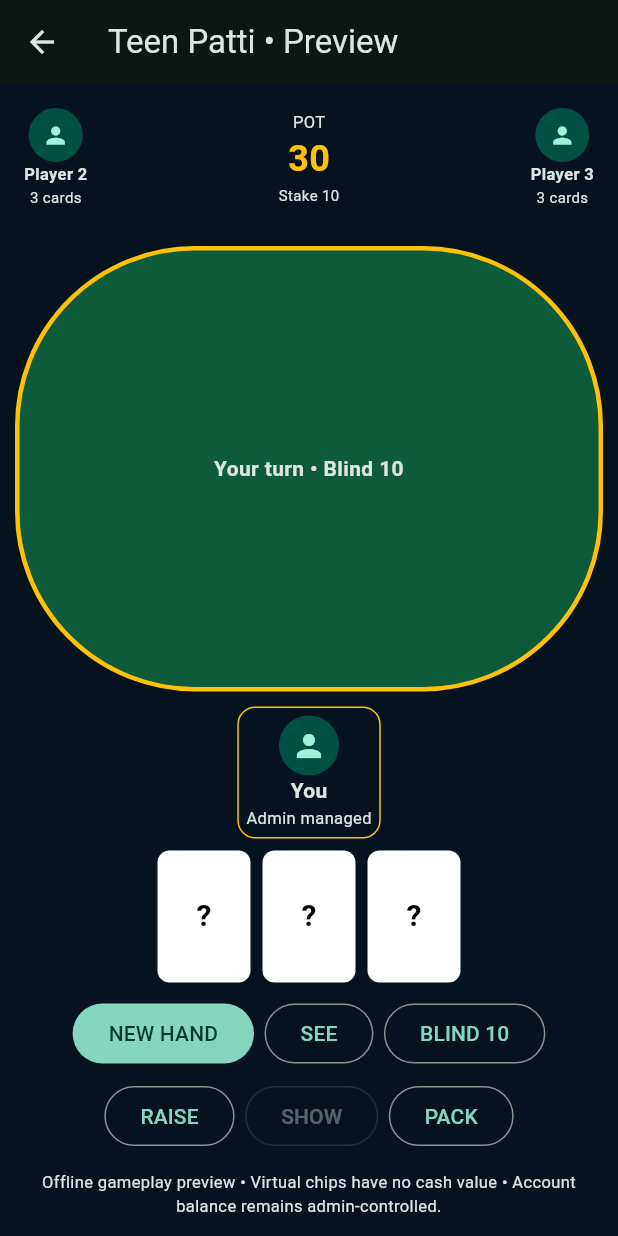
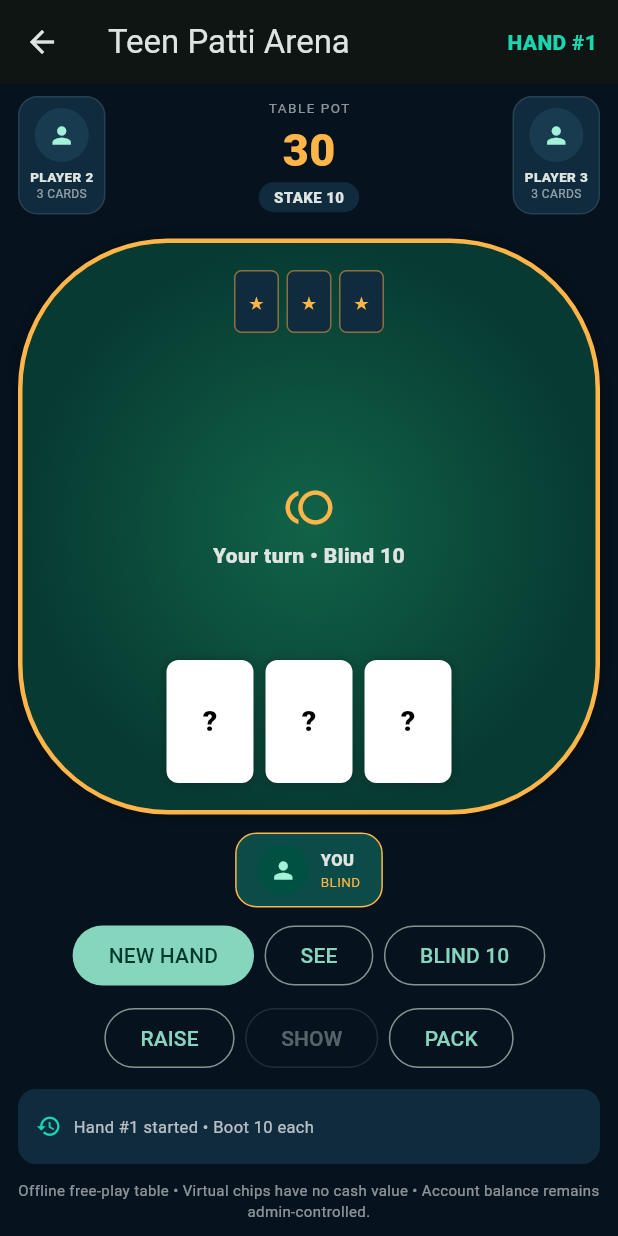
Before and after one commit to bixamtarala/PlayArena, a Flutter app: the TeenPattiScreen screen opened directly, after a tap on "DEAL", on a phone screen of 412 x 824 dp. Run offline on Flutter 3.47's test engine with Material 3 defaults, Android fonts, the phone set to English and light mode, and no system bars; our stand-ins replace supabase_flutter; accounts and stored records are empty.

Commit message:
Upgrade Teen Patti table UI and gameplay presentation

```diff
--- a/mobile/lib/teen_patti_screen.dart
+++ b/mobile/lib/teen_patti_screen.dart
@@ -2,93 +2,29 @@ import 'dart:math';
 import 'package:flutter/material.dart';
 import 'services/teen_patti_engine.dart';
 
-class TeenPattiScreen extends StatefulWidget {
-  const TeenPattiScreen({super.key});
-  @override State<TeenPattiScreen> createState() => _TeenPattiScreenState();
+const _bg=Color(0xFF06131F),_surface=Color(0xFF102B3D),_teal=Color(0xFF18D6B0),_amber=Color(0xFFFFB547);
+class TeenPattiScreen extends StatefulWidget{const TeenPattiScreen({super.key});@override State<TeenPattiScreen> createState()=>_TeenPattiScreenState();}
+class _TeenPattiScreenState extends State<TeenPattiScreen>{
+ final _random=Random();final List<String> _deck=[for(final s in ['♠','♥','♦','♣'])for(final r in ['A','K','Q','J','10','9','8','7','6','5','4','3','2'])'$r$s'];
+ List<String> cards=[],bot2=[],bot3=[];int pot=30,turnStake=10,turn=0,moves=0,handNo=0;bool seen=false,folded=false,finished=false,revealBots=false,bot2Folded=false,bot3Folded=false,botBusy=false;String status='Table ready • Boot 10 chips';final List<String> actionLog=[];
+ void deal(){final copy=[..._deck]..shuffle(_random);setState((){handNo++;cards=copy.sublist(0,3);bot2=copy.sublist(3,6);bot3=copy.sublist(6,9);pot=30;turnStake=10;turn=0;moves=0;seen=false;folded=false;finished=false;revealBots=false;bot2Folded=false;bot3Folded=false;botBusy=false;status='Your turn • Blind 10';actionLog..clear()..add('Hand #$handNo started • Boot 10 each');});}
+ void seeCards()=>setState((){seen=true;status='Your hand • ${TeenPattiEngine.evaluate(cards).label}';actionLog.add('You saw your cards');});
+ void playerBet({bool raiseBet=false}){if(!_canAct)return;setState((){if(raiseBet)turnStake=min(turnStake*2,320);pot+=turnStake;moves++;final a=raiseBet?'RAISE $turnStake':seen?'CHAAL $turnStake':'BLIND $turnStake';status='You played $a';actionLog.add('You • $a');turn=1;botBusy=true;});_runBots();}
+ Future<void> _runBots()async{for(final bot in[1,2]){if(finished)return;if((bot==1&&bot2Folded)||(bot==2&&bot3Folded))continue;await Future<void>.delayed(const Duration(milliseconds:600));if(!mounted)return;final hand=bot==1?bot2:bot3;final strength=TeenPattiEngine.evaluate(hand).rank.index;final shouldFold=moves>3&&strength<=1&&_random.nextInt(100)<35;setState((){turn=bot;if(shouldFold){if(bot==1)bot2Folded=true;else bot3Folded=true;status='Player ${bot+1} packed';actionLog.add('Player ${bot+1} • PACK');}else{pot+=turnStake;moves++;status='Player ${bot+1} played $turnStake';actionLog.add('Player ${bot+1} • CHAAL $turnStake');}});if(_activePlayers<=1){_finishLastPlayer();return;}}if(!mounted||finished)return;setState((){turn=0;botBusy=false;status='Your turn • Stake $turnStake';});if(moves>=9)showdown();}
+ int get _activePlayers=>(folded?0:1)+(bot2Folded?0:1)+(bot3Folded?0:1);bool get _canAct=>cards.isNotEmpty&&!folded&&!finished&&!botBusy&&turn==0;
+ void fold(){if(!_canAct)return;setState((){folded=true;moves++;status='You packed';actionLog.add('You • PACK');});if(_activePlayers<=1)_finishLastPlayer();else{setState(()=>botBusy=true);_runBots();}}
+ void _finishLastPlayer(){setState((){finished=true;revealBots=true;botBusy=false;if(!folded)status='YOU WIN • opponents packed';else if(!bot2Folded)status='PLAYER 2 WINS';else status='PLAYER 3 WINS';actionLog.add(status);});}
+ void showdown(){if(cards.isEmpty||finished)return;final active=<({int id,List<String> hand})>[];if(!folded)active.add((id:0,hand:cards));if(!bot2Folded)active.add((id:1,hand:bot2));if(!bot3Folded)active.add((id:2,hand:bot3));var best=active.first;for(final p in active.skip(1)){if(TeenPattiEngine.compare(p.hand,best.hand)>0)best=p;}setState((){finished=true;revealBots=true;seen=true;botBusy=false;status=best.id==0?'YOU WIN • ${TeenPattiEngine.evaluate(cards).label}':'PLAYER ${best.id+1} WINS • ${TeenPattiEngine.evaluate(best.hand).label}';actionLog.add('SHOW • $status');});}
+ @override Widget build(BuildContext context)=>Scaffold(backgroundColor:_bg,appBar:AppBar(title:const Text('Teen Patti Arena'),actions:[Padding(padding:const EdgeInsets.only(right:14),child:Center(child:Text('HAND #${handNo==0?'-':handNo}',style:const TextStyle(color:_teal,fontWeight:FontWeight.w900))))]),body:SafeArea(child:Column(children:[
+  Padding(padding:const EdgeInsets.fromLTRB(12,8,12,4),child:Row(mainAxisAlignment:MainAxisAlignment.spaceBetween,children:[_Seat(name:'PLAYER 2',cards:bot2,reveal:revealBots,folded:bot2Folded,active:turn==1&&!finished),Column(children:[const Text('TABLE POT',style:TextStyle(fontSize:9,color:Colors.white54,letterSpacing:1)),Text('$pot',style:const TextStyle(color:_amber,fontSize:30,fontWeight:FontWeight.w900)),Container(padding:const EdgeInsets.symmetric(horizontal:10,vertical:3),decoration:BoxDecoration(color:_surface,borderRadius:BorderRadius.circular(10)),child:Text('STAKE $turnStake',style:const TextStyle(fontSize:10,fontWeight:FontWeight.w800)))]),_Seat(name:'PLAYER 3',cards:bot3,reveal:revealBots,folded:bot3Folded,active:turn==2&&!finished)])),
+  Expanded(child:Container(width:double.infinity,margin:const EdgeInsets.all(12),decoration:BoxDecoration(gradient:const RadialGradient(colors:[Color(0xFF116348),Color(0xFF073A32)]),borderRadius:BorderRadius.circular(100),border:Border.all(color:turn==0&&!finished?_amber:_teal.withValues(alpha:.35),width:3),boxShadow:[BoxShadow(color:Colors.black.withValues(alpha:.35),blurRadius:18)]),child:Stack(alignment:Alignment.center,children:[Positioned(top:18,child:Row(children:[_MiniCard(hidden:!revealBots||bot2Folded,value:bot2.isEmpty?'?':bot2[0]),const SizedBox(width:5),_MiniCard(hidden:!revealBots||bot2Folded,value:bot2.isEmpty?'?':bot2[1]),const SizedBox(width:5),_MiniCard(hidden:!revealBots||bot2Folded,value:bot2.isEmpty?'?':bot2[2])])),Positioned(bottom:18,child:Row(children:cards.isEmpty?[const Text('Tap DEAL to begin',style:TextStyle(color:Colors.white70))]:cards.map((c)=>_CardFace(value:seen||finished?c:'?')).toList())),Column(mainAxisSize:MainAxisSize.min,children:[const Icon(Icons.toll,color:_amber,size:34),const SizedBox(height:5),Text(status,textAlign:TextAlign.center,style:const TextStyle(fontWeight:FontWeight.w900)),if(botBusy)...[const SizedBox(height:10),const SizedBox(width:18,height:18,child:CircularProgressIndicator(strokeWidth:2,color:_teal))]])]))),
+  _You(active:turn==0&&!finished,folded:folded,seen:seen,hand:cards.isNotEmpty&&seen?TeenPattiEngine.evaluate(cards).label:null),const SizedBox(height:8),
+  Padding(padding:const EdgeInsets.symmetric(horizontal:10),child:Wrap(spacing:7,runSpacing:7,alignment:WrapAlignment.center,children:[FilledButton(onPressed:botBusy?null:deal,child:Text(finished||cards.isEmpty?'DEAL':'NEW HAND')),OutlinedButton(onPressed:!_canAct||seen?null:seeCards,child:const Text('SEE')),OutlinedButton(onPressed:_canAct?()=>playerBet():null,child:Text(seen?'CHAAL $turnStake':'BLIND $turnStake')),OutlinedButton(onPressed:_canAct?()=>playerBet(raiseBet:true):null,child:const Text('RAISE')),OutlinedButton(onPressed:_canAct&&moves>=3?showdown:null,child:const Text('SHOW')),OutlinedButton(onPressed:_canAct?fold:null,child:const Text('PACK'))])),
+  if(actionLog.isNotEmpty)Container(height:50,margin:const EdgeInsets.fromLTRB(12,10,12,0),padding:const EdgeInsets.symmetric(horizontal:12),decoration:BoxDecoration(color:_surface,borderRadius:BorderRadius.circular(12)),child:Row(children:[const Icon(Icons.history,size:17,color:_teal),const SizedBox(width:8),Expanded(child:Text(actionLog.last,overflow:TextOverflow.ellipsis,style:const TextStyle(fontSize:11,color:Colors.white70)))])),
+  const Padding(padding:EdgeInsets.all(10),child:Text('Offline free-play table • Virtual chips have no cash value • Account balance remains admin-controlled.',textAlign:TextAlign.center,style:TextStyle(fontSize:10,color:Colors.white54)))
+ ])));
 }
-
-class _TeenPattiScreenState extends State<TeenPattiScreen> {
-  final _random = Random();
-  final List<String> _deck = [for (final s in ['♠','♥','♦','♣']) for (final r in ['A','K','Q','J','10','9','8','7','6','5','4','3','2']) '$r$s'];
-  List<String> cards=[], bot2=[], bot3=[];
-  int pot=30, turnStake=10, turn=0, moves=0;
-  bool seen=false, folded=false, finished=false, revealBots=false, bot2Folded=false, bot3Folded=false, botBusy=false;
-  String status='Table ready • Boot 10 chips';
-
-  void deal(){final copy=[..._deck]..shuffle(_random);setState((){cards=copy.sublist(0,3);bot2=copy.sublist(3,6);bot3=copy.sublist(6,9);pot=30;turnStake=10;turn=0;moves=0;seen=false;folded=false;finished=false;revealBots=false;bot2Folded=false;bot3Folded=false;botBusy=false;status='Your turn • Blind 10';});}
-  void seeCards()=>setState((){seen=true;status='Your hand: ${TeenPattiEngine.evaluate(cards).label}';});
-
-  void playerBet({bool raiseBet=false}){
-    if(!_canAct){return;}
-    setState((){if(raiseBet){turnStake=min(turnStake*2,320);}pot+=turnStake;moves++;status=raiseBet?'You raised to $turnStake':'You played ${seen?'Chaal':'Blind'} $turnStake';turn=1;botBusy=true;});
-    _runBots();
-  }
-
-  Future<void> _runBots() async {
-    for(final bot in [1,2]){
-      if(finished){return;}
-      if((bot==1&&bot2Folded)||(bot==2&&bot3Folded)){continue;}
-      await Future<void>.delayed(const Duration(milliseconds:650));
-      if(!mounted){return;}
-      final hand=bot==1?bot2:bot3;
-      final strength=TeenPattiEngine.evaluate(hand).rank.index;
-      final shouldFold=moves>3 && strength<=1 && _random.nextInt(100)<35;
-      setState((){
-        turn=bot;
-        if(shouldFold){
-          if(bot==1){bot2Folded=true;}else{bot3Folded=true;}
-          status='Player ${bot+1} packed';
-        } else {
-          final botStake=turnStake;pot+=botStake;moves++;status='Player ${bot+1} played $botStake';
-        }
-      });
-      if(_activePlayers<=1){_finishLastPlayer();return;}
-    }
-    if(!mounted||finished){return;}
-    setState((){turn=0;botBusy=false;status='Your turn • Stake $turnStake';});
-    if(moves>=9){showdown();}
-  }
-
-  int get _activePlayers=>(folded?0:1)+(bot2Folded?0:1)+(bot3Folded?0:1);
-  bool get _canAct=>cards.isNotEmpty&&!folded&&!finished&&!botBusy&&turn==0;
-
-  void fold(){
-    if(!_canAct){return;}
-    setState((){folded=true;moves++;status='You packed';});
-    if(_activePlayers<=1){_finishLastPlayer();}else{setState(()=>botBusy=true);_runBots();}
-  }
-
-  void _finishLastPlayer(){setState((){finished=true;revealBots=true;botBusy=false;if(!folded){status='You win • other players packed';}else if(!bot2Folded){status='Player 2 wins';}else{status='Player 3 wins';}});}
-
-  void showdown(){
-    if(cards.isEmpty||finished){return;}
-    final active=<({int id,List<String> hand})>[];
-    if(!folded){active.add((id:0,hand:cards));}
-    if(!bot2Folded){active.add((id:1,hand:bot2));}
-    if(!bot3Folded){active.add((id:2,hand:bot3));}
-    var best=active.first;
-    for(final p in active.skip(1)){if(TeenPattiEngine.compare(p.hand,best.hand)>0){best=p;}}
-    setState((){finished=true;revealBots=true;seen=true;botBusy=false;status=best.id==0?'You win • ${TeenPattiEngine.evaluate(cards).label}':'Player ${best.id+1} wins • ${TeenPattiEngine.evaluate(best.hand).label}';});
-  }
-
-  @override Widget build(BuildContext context)=>Scaffold(appBar:AppBar(title:const Text('Teen Patti • Preview')),body:SafeArea(child:Column(children:[
-    Padding(padding:const EdgeInsets.all(10),child:Row(mainAxisAlignment:MainAxisAlignment.spaceBetween,children:[_Bot(name:'Player 2',cards:bot2,reveal:revealBots,folded:bot2Folded,active:turn==1&&!finished),Column(children:[const Text('POT',style:TextStyle(fontSize:11)),Text('$pot',style:const TextStyle(color:Colors.amber,fontSize:24,fontWeight:FontWeight.bold)),Text('Stake $turnStake',style:const TextStyle(fontSize:10))]),_Bot(name:'Player 3',cards:bot3,reveal:revealBots,folded:bot3Folded,active:turn==2&&!finished)])),
-    Expanded(child:Container(margin:const EdgeInsets.all(10),decoration:BoxDecoration(color:const Color(0xFF0D5B3B),borderRadius:BorderRadius.circular(120),border:Border.all(color:turn==0&&!finished?Colors.amber:Colors.white24,width:3)),child:Center(child:Padding(padding:const EdgeInsets.all(20),child:Column(mainAxisSize:MainAxisSize.min,children:[Text(status,textAlign:TextAlign.center,style:const TextStyle(fontWeight:FontWeight.bold)),if(botBusy)...[const SizedBox(height:12),const SizedBox(width:20,height:20,child:CircularProgressIndicator(strokeWidth:2))]]))))),
-    _Player(name:'You',chips:'Admin managed',active:turn==0&&!finished,folded:folded),const SizedBox(height:8),
-    Row(mainAxisAlignment:MainAxisAlignment.center,children:cards.isEmpty?[const Text('Tap DEAL to start')]:cards.map((c)=>_CardFace(value:seen||finished?c:'?')).toList()),
-    if(cards.isNotEmpty&&seen)Padding(padding:const EdgeInsets.only(top:6),child:Text(TeenPattiEngine.evaluate(cards).label,style:const TextStyle(color:Colors.amber,fontWeight:FontWeight.bold))),
-    const SizedBox(height:10),Padding(padding:const EdgeInsets.symmetric(horizontal:10),child:Wrap(spacing:7,runSpacing:7,alignment:WrapAlignment.center,children:[
-      FilledButton(onPressed:botBusy?null:deal,child:Text(finished||cards.isEmpty?'DEAL':'NEW HAND')),
-      OutlinedButton(onPressed:!_canAct||seen?null:seeCards,child:const Text('SEE')),
-      OutlinedButton(onPressed:_canAct?()=>playerBet():null,child:Text(seen?'CHAAL $turnStake':'BLIND $turnStake')),
-      OutlinedButton(onPressed:_canAct?()=>playerBet(raiseBet:true):null,child:const Text('RAISE')),
-      OutlinedButton(onPressed:_canAct&&moves>=3?showdown:null,child:const Text('SHOW')),
-      OutlinedButton(onPressed:_canAct?fold:null,child:const Text('PACK')),
-    ])),
-    const Padding(padding:EdgeInsets.all(12),child:Text('Offline gameplay preview • Virtual chips have no cash value • Account balance remains admin-controlled.',textAlign:TextAlign.center,style:TextStyle(fontSize:11))),
-  ])));
-}
-
-class _Bot extends StatelessWidget{final String name;final List<String> cards;final bool reveal,folded,active;const _Bot({required this.name,required this.cards,required this.reveal,required this.folded,required this.active});@override Widget build(BuildContext context)=>AnimatedContainer(duration:const Duration(milliseconds:250),padding:const EdgeInsets.all(5),decoration:BoxDecoration(border:Border.all(color:active?Colors.amber:Colors.transparent),borderRadius:BorderRadius.circular(12)),child:Column(children:[CircleAvatar(radius:18,child:Icon(folded?Icons.close:Icons.person,size:18)),Text(name,style:const TextStyle(fontSize:11,fontWeight:FontWeight.bold)),if(folded)const Text('PACKED',style:TextStyle(fontSize:9,color:Colors.redAccent))else if(cards.isNotEmpty)Text(reveal?TeenPattiEngine.evaluate(cards).label:'3 cards',style:const TextStyle(fontSize:10))]));}
-class _Player extends StatelessWidget{final String name,chips;final bool active,folded;const _Player({required this.name,required this.chips,required this.active,required this.folded});@override Widget build(BuildContext context)=>Container(padding:const EdgeInsets.all(5),decoration:BoxDecoration(border:Border.all(color:active?Colors.amber:Colors.transparent),borderRadius:BorderRadius.circular(12)),child:Column(children:[CircleAvatar(child:Icon(folded?Icons.close:Icons.person)),Text(name,style:const TextStyle(fontWeight:FontWeight.bold)),Text(folded?'PACKED':chips,style:TextStyle(fontSize:11,color:folded?Colors.redAccent:null))]));}
-class _CardFace extends StatelessWidget{final String value;const _CardFace({required this.value});@override Widget build(BuildContext context){final red=value.contains('♥')||value.contains('♦');return Container(width:62,height:88,margin:const EdgeInsets.symmetric(horizontal:4),decoration:BoxDecoration(color:Colors.white,borderRadius:BorderRadius.circular(8)),alignment:Alignment.center,child:Text(value,style:TextStyle(color:red?Colors.red:Colors.black,fontSize:20,fontWeight:FontWeight.bold)));}}
+class _Seat extends StatelessWidget{final String name;final List<String> cards;final bool reveal,folded,active;const _Seat({required this.name,required this.cards,required this.reveal,required this.folded,required this.active});@override Widget build(BuildContext context)=>AnimatedContainer(duration:const Duration(milliseconds:250),padding:const EdgeInsets.all(7),decoration:BoxDecoration(color:active?const Color(0xFF0B4B48):_surface,border:Border.all(color:active?_teal:Colors.white10),borderRadius:BorderRadius.circular(13)),child:Column(children:[CircleAvatar(radius:18,backgroundColor:folded?Colors.red.shade900:const Color(0xFF183B50),child:Icon(folded?Icons.close:Icons.person,size:18)),const SizedBox(height:3),Text(name,style:const TextStyle(fontSize:9,fontWeight:FontWeight.w900)),Text(folded?'PACKED':cards.isEmpty?'WAITING':reveal?TeenPattiEngine.evaluate(cards).label:'3 CARDS',style:TextStyle(fontSize:8,color:folded?Colors.redAccent:Colors.white54))]));}
+class _You extends StatelessWidget{final bool active,folded,seen;final String? hand;const _You({required this.active,required this.folded,required this.seen,this.hand});@override Widget build(BuildContext context)=>Container(padding:const EdgeInsets.symmetric(horizontal:14,vertical:7),decoration:BoxDecoration(color:active?const Color(0xFF0B4B48):_surface,borderRadius:BorderRadius.circular(14),border:Border.all(color:active?_amber:Colors.white10)),child:Row(mainAxisSize:MainAxisSize.min,children:[CircleAvatar(radius:17,child:Icon(folded?Icons.close:Icons.person,size:18)),const SizedBox(width:8),Column(crossAxisAlignment:CrossAxisAlignment.start,children:[const Text('YOU',style:TextStyle(fontWeight:FontWeight.w900,fontSize:11)),Text(folded?'PACKED':hand??(seen?'SEEN':'BLIND'),style:TextStyle(fontSize:9,color:folded?Colors.redAccent:_amber))]) ]));}
+class _MiniCard extends StatelessWidget{final bool hidden;final String value;const _MiniCard({required this.hidden,required this.value});@override Widget build(BuildContext context)=>Container(width:30,height:42,decoration:BoxDecoration(color:hidden?const Color(0xFF102B3D):Colors.white,borderRadius:BorderRadius.circular(5),border:Border.all(color:_amber.withValues(alpha:.5))),alignment:Alignment.center,child:Text(hidden?'★':value,style:TextStyle(color:hidden?_amber:(value.contains('♥')||value.contains('♦')?Colors.red:Colors.black),fontSize:10,fontWeight:FontWeight.w900)));}
+class _CardFace extends StatelessWidget{final String value;const _CardFace({required this.value});@override Widget build(BuildContext context){final red=value.contains('♥')||value.contains('♦');return Container(width:58,height:82,margin:const EdgeInsets.symmetric(horizontal:4),decoration:BoxDecoration(color:Colors.white,borderRadius:BorderRadius.circular(8),boxShadow:[BoxShadow(color:Colors.black.withValues(alpha:.25),blurRadius:5)]),alignment:Alignment.center,child:Text(value,style:TextStyle(color:red?Colors.red:Colors.black,fontSize:19,fontWeight:FontWeight.w900)));}}
```
